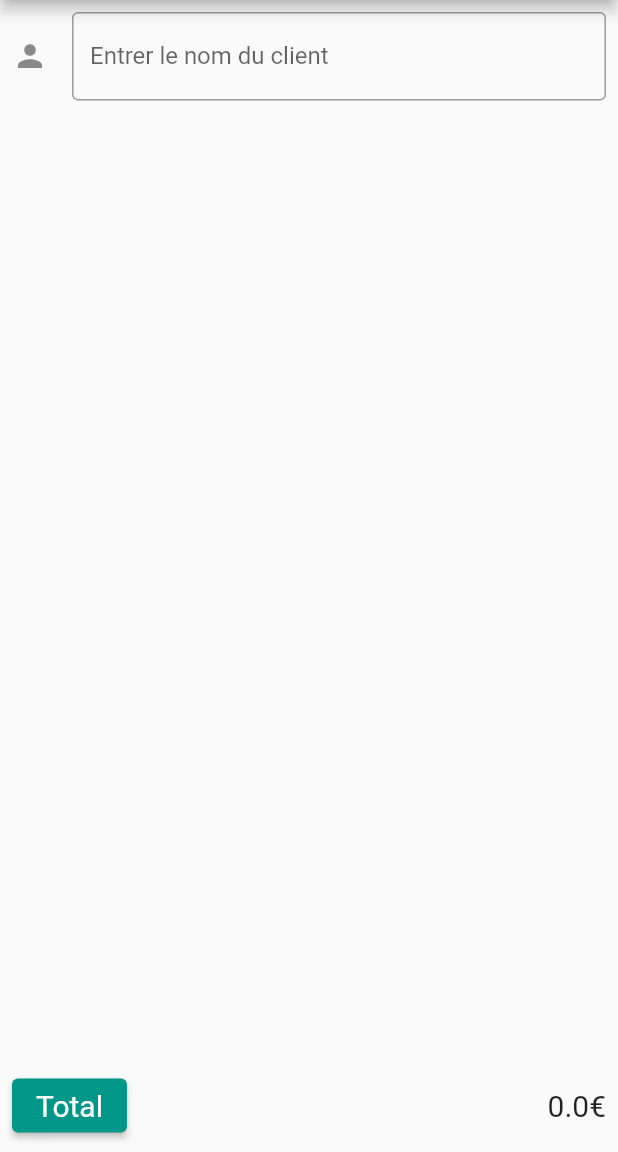
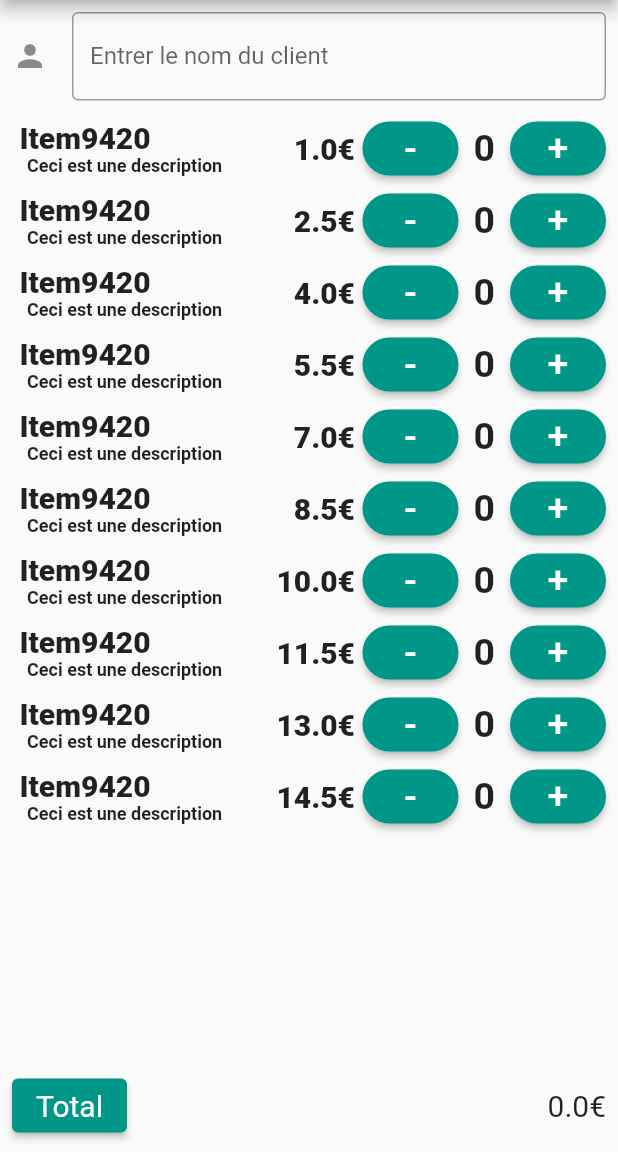
Before and after one commit to DESMENICO/bar_commande, a Flutter app: the OrderPage screen opened directly with empty values, on a phone screen of 412 x 824 dp, the part 84-1236 px from its top. Run offline on Flutter 3.47's test engine with Material 2 defaults, Android fonts, the phone set to English and light mode, and no system bars; our stand-ins replace flutter_bloc.

Commit message:
refonte des commande dans order

```diff
--- a/lib/main.dart
+++ b/lib/main.dart
@@ -11,12 +11,12 @@ import 'models/order.dart';
 void main() {
  List<Item> items = List.generate(
         10,
-        (index) => Item("Item${Random().nextInt(10000)}", Random().nextDouble() * 2.5, false, "Ceci est une description", true));
+        (index) => Item("Item${Random().nextInt(10000)}", (index*1.5)+1, false, "Ceci est une description", true));
   ItemBloc itemBloc = ItemBloc(items);
 
 List<Order> orders = List.generate(
         10,
-        (index) => Order("Commende $index",items));
+        (index) => Order("Commende $index"));
 OrderBloc orderBloc = OrderBloc(orders);
 
   runApp(MyApp(itemBloc,orderBloc));
--- a/lib/models/item.dart
+++ b/lib/models/item.dart
@@ -4,7 +4,6 @@ class Item{
   final bool _isFood;
   final String _description;
   bool _available = true;
-  int _number = 0;
 
   Item(this._name,this._price,this._isFood,this._description,this._available);
 
@@ -13,8 +12,6 @@ class Item{
   bool get isFood => _isFood;
   String get description => _description;
   bool get isAvailable => _available;
-  int get number => _number;
 
   set available(bool value) => _available = value;
-  set number(int value) => _number = value;
 }
--- a/lib/models/order.dart
+++ b/lib/models/order.dart
@@ -15,7 +15,7 @@ class Order{
   List<Item> _itemList = <Item>[];//liste littérale = liste dont la taille n'est pas renseigné (d'apres la documentation officiel de dart )
   //https://dart.dev/tools/diagnostic-messages?utm_source=dartdev&utm_medium=redir&utm_id=diagcode&utm_content=default_list_constructor#default_list_constructor
 
-  Order(this._customer,this._itemList){
+  Order(this._customer){
     _id = uuid.v4();
 
     }
@@ -32,6 +32,27 @@ class Order{
 
   void addItem(Item item){
     _itemList.add(item);
+    updateTotal();
+  }
+
+  void removeItem(Item item){
+    _itemList.remove(item);
+    updateTotal();
+  }
+
+
+  int getItemNumber(Item item){
+    int number = 0;
+    for(Item itemInList in _itemList){
+        if(itemInList==item){
+          number++;
+        }
+    }
+    return number;
+  }
+
+  Item getItemInList(int index){
+    return _itemList[index];
   }
 
   List<Item> get itemList => _itemList;
@@ -41,6 +62,13 @@ class Order{
   set customer(String value) => _customer = value;
   set totalPrice(double value) => _totalPrice = value;
 
+  void updateTotal() {
+    totalPrice = 0;
+    for(Item item in _itemList){
+      totalPrice += item.price;
+    }
+  }
+
 
 
 
--- a/lib/pages/order_page.dart
+++ b/lib/pages/order_page.dart
@@ -7,6 +7,7 @@ import 'package:bar_commande/pages/order_summary.dart';
 import 'package:flutter/material.dart';
 import 'package:flutter_bloc/flutter_bloc.dart';
 import '../bloc/item_bloc.dart';
+import '../bloc/item_states.dart';
 import '../bloc/order_bloc.dart';
 import '../models/item.dart';
 import '../models/order.dart';
@@ -17,7 +18,7 @@ import '../models/order.dart';
 List<Item> items = List.generate(
         10,
         (index) => Item("Item${Random().nextInt(10000)}", Random().nextDouble() * 2.5, false, "Ceci est une description", true));
- Order commande = Order("Mathis",items);
+ Order commande = Order("Mathis");
 
 class OrderPage extends StatefulWidget{
   ItemBloc itemBloc;
@@ -31,7 +32,8 @@ class OrderPage extends StatefulWidget{
 class _OrderPageState extends State<OrderPage> {
   @override
   void initState() {
-    order = Order("Nouveau client",widget.itemBloc.state.items);
+    super.initState();
+    order = Order("Nouveau client");
     context.read<OrderBloc>().add(AddOrderEvent(order));
   }
   @override
@@ -39,7 +41,7 @@ class _OrderPageState extends State<OrderPage> {
     return Scaffold(
       appBar: AppBar(title: const Text("Commande")),
       body: Column(
-        children: [clientNameForms(),
+        children: [const clientNameForms(),
         Expanded(child: itemListWidget(widget.orderBloc)),
         orderBottomBar()
         ]),
@@ -48,12 +50,14 @@ class _OrderPageState extends State<OrderPage> {
 }
 
 class clientNameForms extends StatefulWidget{
+  const clientNameForms({super.key});
+
   @override
-  State<clientNameForms> createState() => _clientNameFormsState();
+  State<clientNameForms> createState() => _client_name_forms_state();
 
 }
 
-class _clientNameFormsState extends State<clientNameForms>{
+class _client_name_forms_state extends State<clientNameForms>{
 
 
   @override
@@ -96,13 +100,14 @@ class _itemListWidgetState extends State<itemListWidget>{
   @override
   Widget build(BuildContext context) {
     return Container(
-      child: BlocBuilder<OrderBloc, OrderState>(
+      child: BlocBuilder<ItemBloc,ItemState>(
         builder: (context, state) {
+          print(state);
           return ListView.builder(
               shrinkWrap: true,
-              itemCount: order.itemList.length,
+              itemCount: state.items.length,
               itemBuilder: (context , int index){
-                return ItemWidget(order.itemList[index]);
+                return ItemWidget(state.items[index]);
               });
         }
       ),
@@ -127,20 +132,13 @@ _itemWidgetState(this.item);
 
   void _incrementItemNumber() {
     setState(() {
-      item.number++;
-      order.totalPrice += item.price;
-      context.read<ItemBloc>().add(UpdateItemEvent(item));
+      order.addItem(item);
       context.read<OrderBloc>().add(UpdateOrderEvent(order));
     });
   }
   void _decrementItemNumber() {
-    if(item.number == 0){
-      return;
-    }
     setState(() {
-      item.number--;
-      order.totalPrice -= item.price;
-      context.read<ItemBloc>().add(UpdateItemEvent(item));
+      order.removeItem(item);
       context.read<OrderBloc>().add(UpdateOrderEvent(order));
     });
   }
@@ -152,12 +150,13 @@ _itemWidgetState(this.item);
      child: Row(
       mainAxisAlignment: MainAxisAlignment.spaceBetween,
       children: [
-        Column(
+        Expanded(
+          child: Column(
             crossAxisAlignment: CrossAxisAlignment.start,
             children: [
               Padding(
                 padding: const EdgeInsets.only(left: 5.0),
-              child: Text("${item.name} ${item.price}€",
+                child: Text(item.name,
                 style: const TextStyle(
                   fontSize: 20,
                   fontWeight: FontWeight.w900,
@@ -175,8 +174,18 @@ _itemWidgetState(this.item);
               ),
             ],
           ),
+        ),
         Row(
           children: [
+            Padding(
+              padding: const EdgeInsets.only(left: 5.0,right: 5.0),
+              child: Text("${item.price}€",
+              style: const TextStyle(
+                fontSize: 20,
+                fontWeight: FontWeight.w900,
+              ),
+              ),
+            ),
             ElevatedButton(
               onPressed: _decrementItemNumber,
               style: ElevatedButton.styleFrom(
@@ -191,14 +200,13 @@ _itemWidgetState(this.item);
               ),
                 Padding(
                 padding: const EdgeInsets.symmetric(horizontal: 10),
-              child: Text(item.number.toString(),
+                child: Text(order.getItemNumber(item).toString(),
                 style: const TextStyle(
                   fontSize: 25,
                   fontWeight: FontWeight.bold,
                 ),
                 ),
               ),
-
             ElevatedButton(
               onPressed: _incrementItemNumber,
               style: ElevatedButton.styleFrom(
@@ -246,7 +254,7 @@ class _orderBottomBar extends State<orderBottomBar>{
           ),
           ),
           ),
-          BlocBuilder<OrderBloc,OrderState>(builder: (context,state) => Text(order.totalPrice.toString() + "€",style: TextStyle(fontSize:20,fontWeight: FontWeight.w400),
+          BlocBuilder<OrderBloc,OrderState>(builder: (context,state) => Text("${order.totalPrice}€",style: const TextStyle(fontSize:20,fontWeight: FontWeight.w400),
             ),)
         ],),
     );
```
Also changed, not shown: lib/pages/order_summary.dart (+5 -4 lines). Lines whose indentation alone changed are shown as unchanged.
